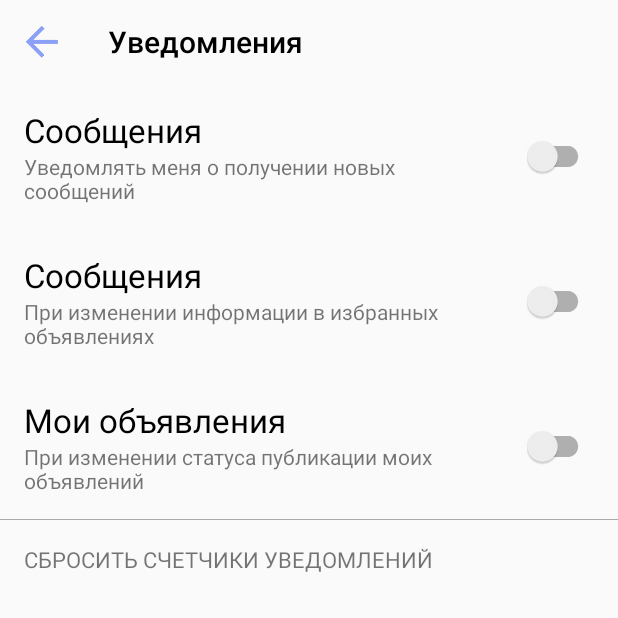
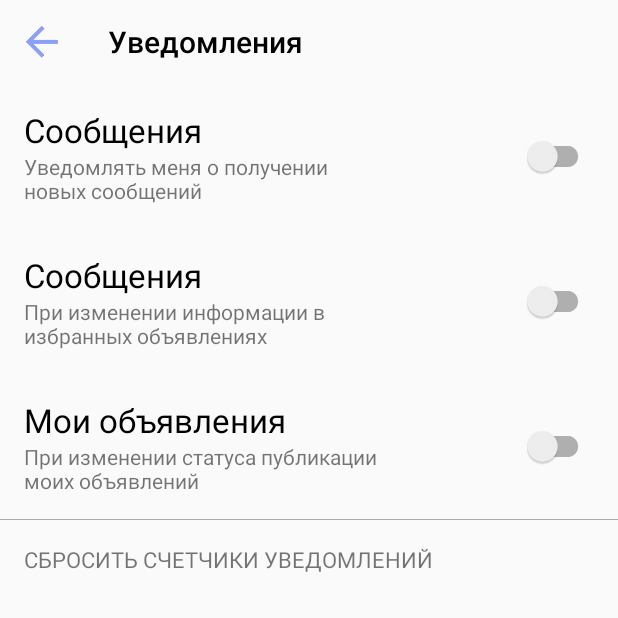
Before and after one commit to ChippZanuff/MarketPlace, an Android app: the NotificationSettings screen opened directly, with no data from a screen before it, on a phone screen of 412 x 824 dp, the top half of it. Run offline under Robolectric (Android 15) with nearby library versions, the phone set to English and light mode, and no system bars.

Commit message:
forgot another summary views in notification activity, added

```diff
--- a/app/src/main/res/layout/activity_notifications.xml
+++ b/app/src/main/res/layout/activity_notifications.xml
@@ -67,7 +67,7 @@
 
         <TextView
             android:id="@+id/favorite_summary"
-            android:layout_width="300sp"
+            android:layout_width="@dimen/summary_size"
             android:layout_height="wrap_content"
             android:layout_below="@+id/favorite_title"
             android:layout_alignLeft="@android:id/title"
@@ -104,7 +104,7 @@
 
         <TextView
             android:id="@+id/advertisements_summary"
-            android:layout_width="300sp"
+            android:layout_width="@dimen/summary_size"
             android:layout_height="wrap_content"
             android:layout_below="@+id/advertisements_title"
             android:layout_alignLeft="@android:id/title"
--- a/app/src/main/res/values-hdpi/dimens.xml
+++ b/app/src/main/res/values-hdpi/dimens.xml
@@ -55,7 +55,7 @@
     <dimen name="sim_card_size">180dp</dimen>
     <dimen name="home_tab_swipe_refresh_start">18dp</dimen>
     <dimen name="home_tab_swipe_refresh_end">54dp</dimen>
-    <dimen name="summary_size">270sp</dimen>
+    <dimen name="summary_size">240sp</dimen>
     <dimen name="title_text_size">16.2sp</dimen>
 
     <!-- dimens Roman -->
```
